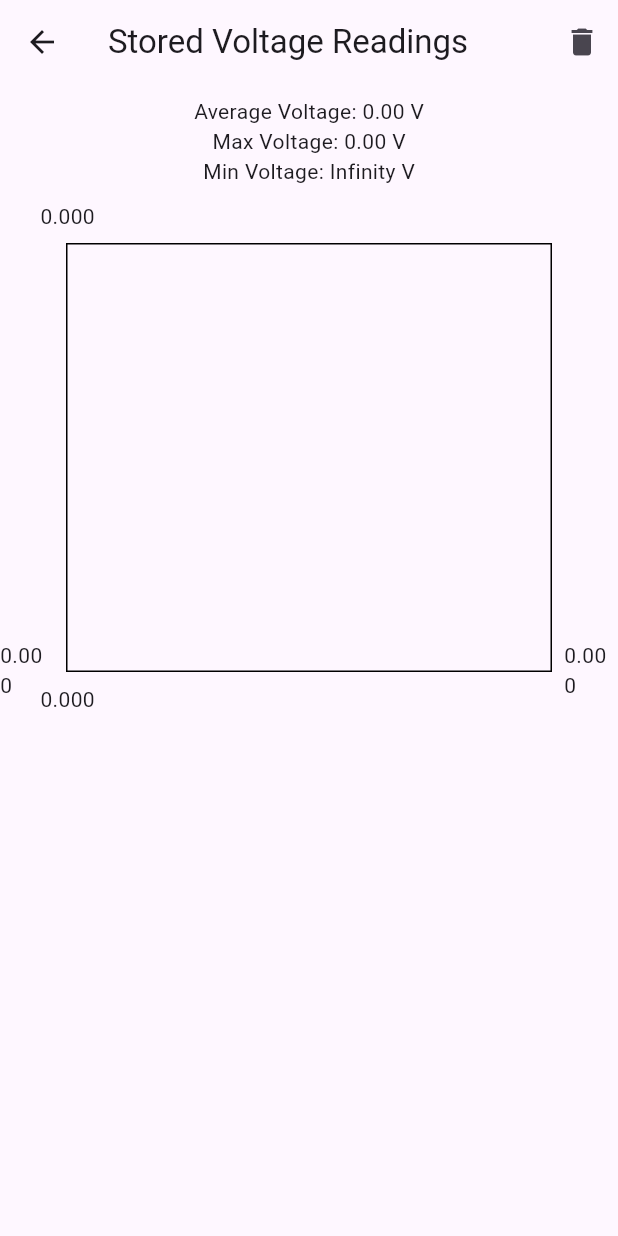
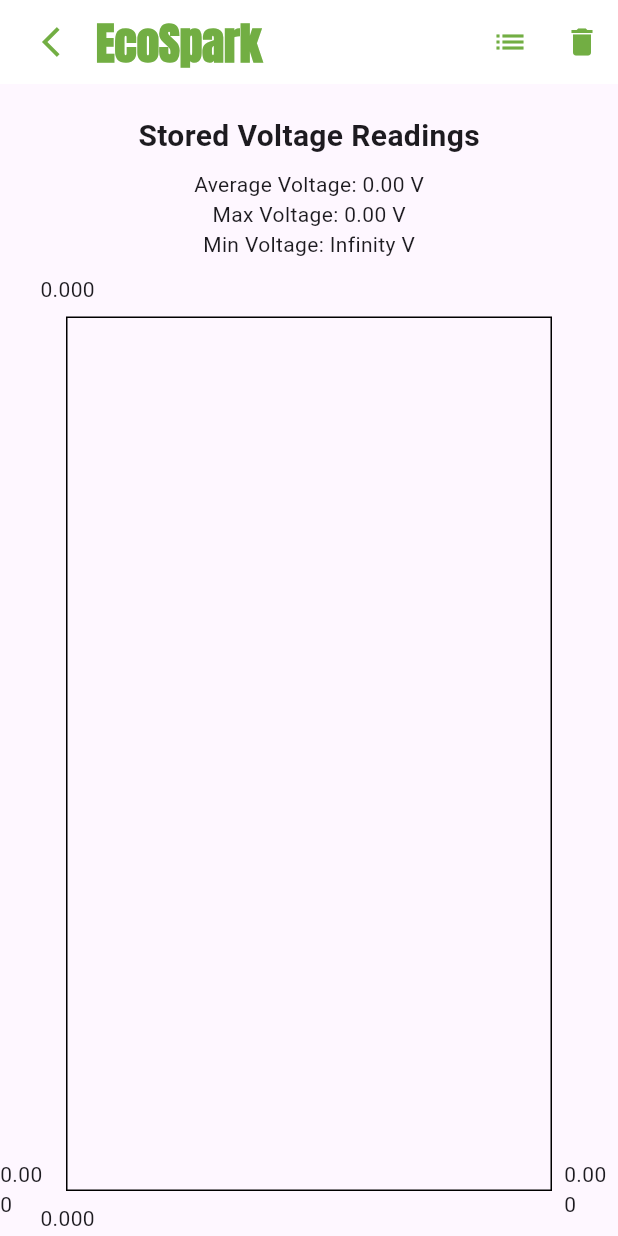
Before and after one commit to Ola-je/voltage_sensor, a Flutter app: the StoredReadingsScreen screen opened directly, on a phone screen of 412 x 824 dp. Run offline on Flutter 3.47's test engine with Material 3 defaults, Android fonts, the phone set to English and light mode, and no system bars; drawn by our look-alikes of fl_chart; our stand-ins replace camera, google_fonts, sqflite; missing offline and left inert: google_mlkit_text_recognition; accounts and stored records are empty.

Commit message:
Update UI for real time voltage tracking system

```diff
--- a/lib/storedreadingscreen.dart
+++ b/lib/storedreadingscreen.dart
@@ -1,6 +1,7 @@
 import 'package:flutter/material.dart';
 import 'package:fl_chart/fl_chart.dart';
 import 'package:voltage/voltagedatabasehelper.dart';
+import 'package:google_fonts/google_fonts.dart';
 
 class StoredReadingsScreen extends StatefulWidget {
   @override
@@ -13,6 +14,7 @@ class _StoredReadingsScreenState extends State<StoredReadingsScreen> {
   double _averageVoltage = 0.0;
   double _maxVoltage = 0.0;
   double _minVoltage = double.infinity;
+  bool _showGraph = true; // To control whether the graph or the list is shown
 
   @override
   void initState() {
@@ -34,12 +36,67 @@ class _StoredReadingsScreenState extends State<StoredReadingsScreen> {
 
   @override
   Widget build(BuildContext context) {
+    // Get the screen height to set the graph container height to half the screen height
+    final screenHeight = MediaQuery.of(context).size.height;
+
     return Scaffold(
+      // appBar: AppBar(
+      //   title: Text('Stored Voltage Readings'),
+      //   actions: [
+      //     IconButton(
+      //       icon: Icon(_showGraph ? Icons.list : Icons.show_chart),
+      //       onPressed: () {
+      //         setState(() {
+      //           _showGraph = !_showGraph; // Toggle between graph and list
+      //         });
+      //       },
+      //     ),
+      //     IconButton(
+      //       icon: Icon(Icons.delete),
+      //       onPressed: () async {
+      //         await _dbHelper.deleteAllReadings();
+      //         setState(() => _readings.clear());
+      //         ScaffoldMessenger.of(context).showSnackBar(SnackBar(content: Text('All readings deleted')));
+      //       },
+      //     ),
+      //   ],
+      // ),
+
       appBar: AppBar(
-        title: Text('Stored Voltage Readings'),
+        backgroundColor: Colors.white,
+        elevation: 0,
+        automaticallyImplyLeading: false,
+        title: Row(
+          children: [
+            IconButton(
+            icon: Icon(Icons.arrow_back_ios, color:  Color.fromARGB(255, 114, 174, 67),),
+            onPressed: () {
+              Navigator.pop(context);
+            }
+            ),
+            Expanded(
+              child: Text(
+                "EcoSpark",
+                style: GoogleFonts.anton(
+                  fontSize: 30,
+                  fontWeight: FontWeight.bold,
+                  color:  Color.fromARGB(255, 114, 174, 67),
+                ),
+              ),
+            ),
+          ],
+        ),
         actions: [
           IconButton(
-            icon: Icon(Icons.delete),
+            icon: Icon(_showGraph ? Icons.list : Icons.show_chart, color:  Color.fromARGB(255, 114, 174, 67)),
+            onPressed: () {
+              setState(() {
+                _showGraph = !_showGraph; // Toggle between graph and list
+              });
+            },
+          ),
+          IconButton(
+            icon: Icon(Icons.delete, color:  Color.fromARGB(255, 114, 174, 67)),
             onPressed: () async {
               await _dbHelper.deleteAllReadings();
               setState(() => _readings.clear());
@@ -51,6 +108,16 @@ class _StoredReadingsScreenState extends State<StoredReadingsScreen> {
       body: Column(
         children: [
           // Display Summary Statistics
+          SizedBox(height: 20,),
+
+          Text(
+            'Stored Voltage Readings',
+            style: TextStyle(
+              fontSize: 20,
+              fontWeight: FontWeight.w600,
+            ),
+            textAlign: TextAlign.start, // Use TextAlign.start for left alignment
+          ),
           Padding(
             padding: const EdgeInsets.all(8.0),
             child: Column(
@@ -61,8 +128,11 @@ class _StoredReadingsScreenState extends State<StoredReadingsScreen> {
               ],
             ),
           ),
-          // Graphical Representation of Readings
+          // Toggle between Graph and Readings List
           Expanded(
+            child: _showGraph
+                ? Container(
+                    height: screenHeight / 2, // Set the height to half the screen height
                     child: LineChart(
                       LineChartData(
                         lineBarsData: [
@@ -76,17 +146,15 @@ class _StoredReadingsScreenState extends State<StoredReadingsScreen> {
                                     ))
                                 .toList(),
                             isCurved: true,
-                    color: Colors.blue,
+                            color:  Color.fromARGB(255, 114, 174, 67),
                             barWidth: 2,
                             belowBarData: BarAreaData(show: false),
                           ),
                         ],
                       ),
                     ),
-          ),
-          // List of Readings
-          Expanded(
-            child: ListView.builder(
+                  )
+                : ListView.builder(
                     itemCount: _readings.length,
                     itemBuilder: (context, index) {
                       final reading = _readings[index];
```
Lines whose indentation alone changed are shown as unchanged.
